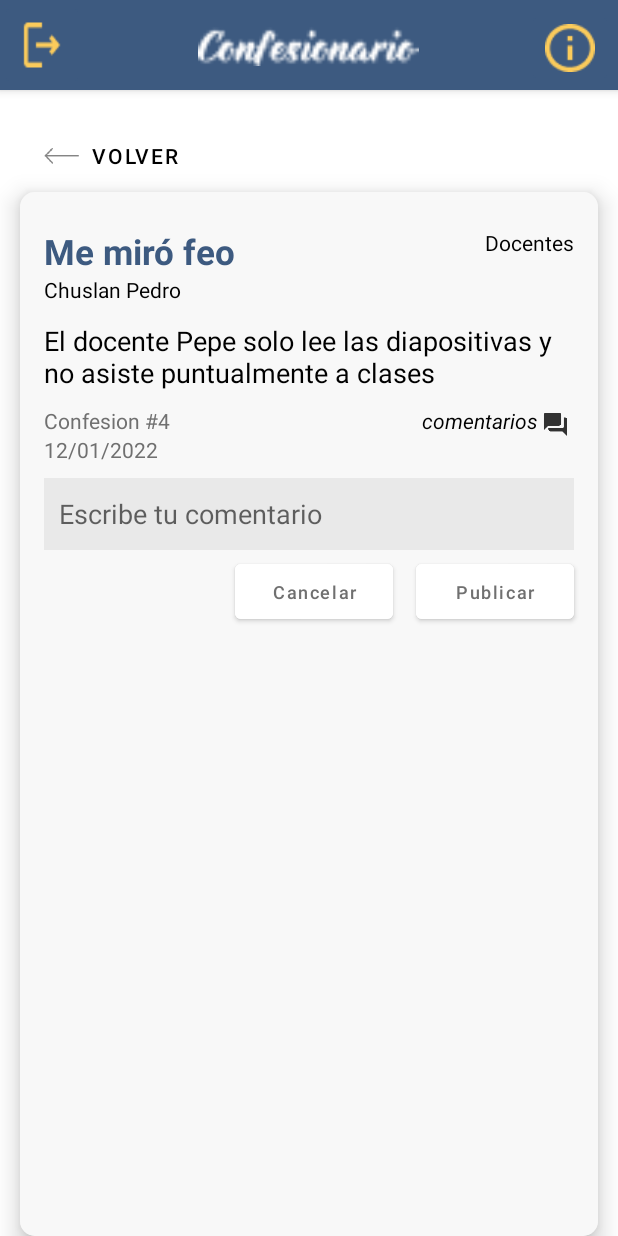
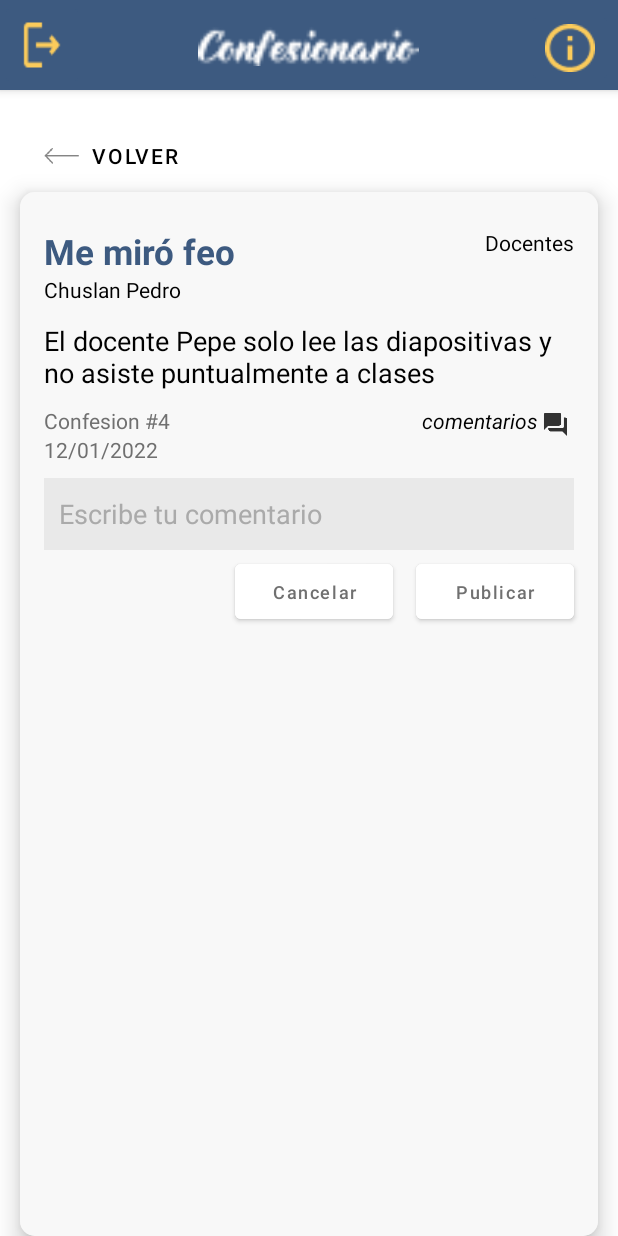
Before and after one commit to DanielCamSan/Confesionario, an Android app: the IndividualConfession screen opened directly, with no data from a screen before it, on a phone screen of 412 x 824 dp. Run offline under Robolectric (Android 15) with nearby library versions, the phone set to English and light mode, and no system bars; our stand-ins replace Firebase (no records; nobody signed in at launch, a user with empty details on screens opened directly); 19 statements that could not run were skipped.

Commit message:
Individual Confession date comment size fix

```diff
--- a/app/src/main/res/layout/activity_individual_confession.xml
+++ b/app/src/main/res/layout/activity_individual_confession.xml
@@ -219,6 +219,7 @@
                 android:inputType="textLongMessage|textPersonName"
                 android:paddingStart="10dp"
                 android:textColor="@color/black"
+                android:textColorHint="@android:color/darker_gray"
                 app:layout_constraintEnd_toEndOf="parent"
                 app:layout_constraintStart_toStartOf="parent"
                 app:layout_constraintTop_toBottomOf="@+id/confessionBody" />
--- a/app/src/main/res/layout/item_comment.xml
+++ b/app/src/main/res/layout/item_comment.xml
@@ -47,6 +47,7 @@
                 android:textColor="@color/mainBlue"
                 android:textSize="16sp"
                 android:textStyle="bold"
+                android:maxWidth="250dp"
                 app:layout_constraintStart_toStartOf="parent"
                 app:layout_constraintTop_toTopOf="parent" />
 
@@ -56,6 +57,7 @@
                 android:layout_height="wrap_content"
                 android:layout_marginEnd="10dp"
                 android:text="12-2-2022"
+                android:textColor="@android:color/darker_gray"
                 app:layout_constraintEnd_toEndOf="parent"
                 app:layout_constraintTop_toTopOf="@+id/username" />
         </androidx.constraintlayout.widget.ConstraintLayout>
```
